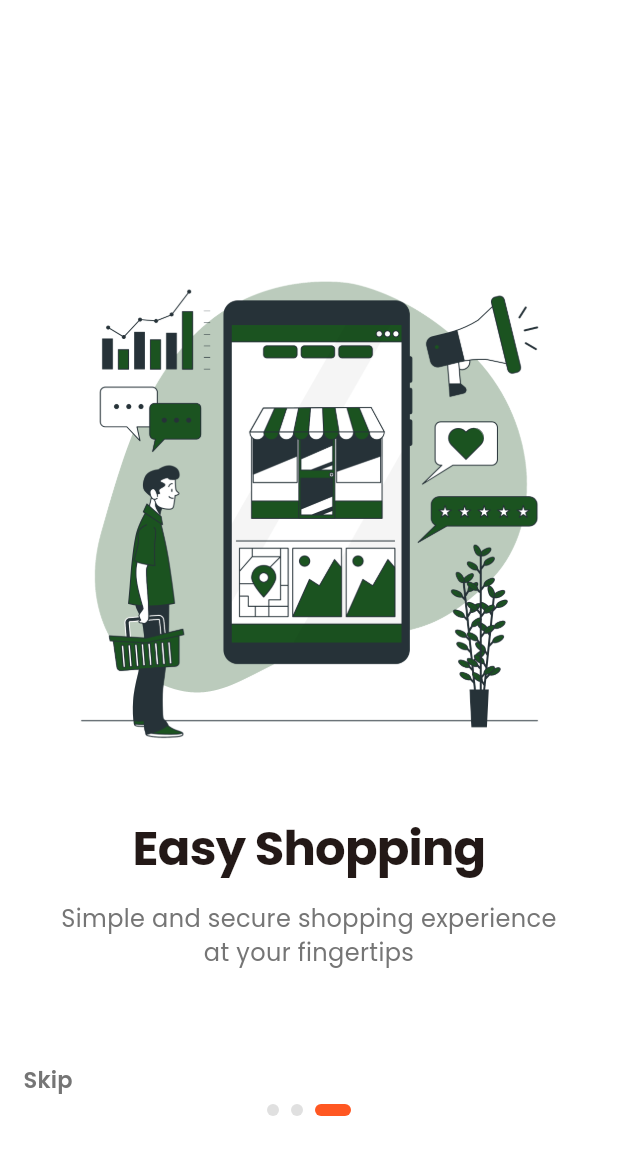
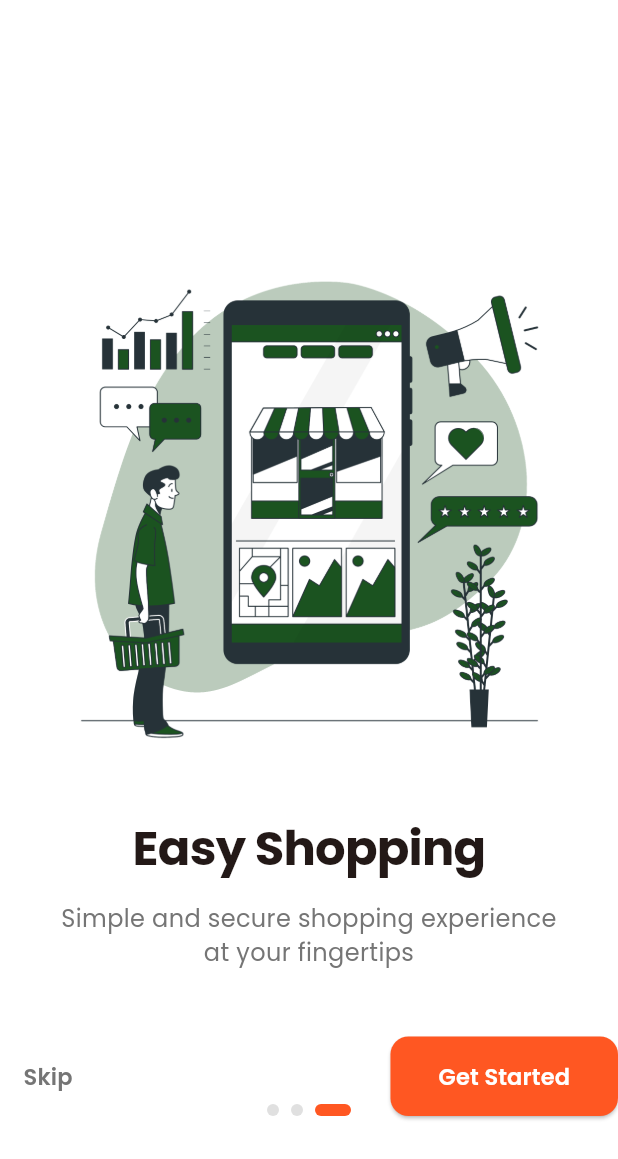
Before and after one commit to Rimi-03/e-commerce-application, a Flutter app: the screen it shows after launch, swiped to page 3, on a phone screen of 412 x 824 dp. Shown: the top 1159 px of the screen. Run offline on Flutter 3.47's test engine with Material 3 defaults, Android fonts, the phone set to English and light mode, and no system bars; our stand-ins replace get, get_storage, google_fonts.

Commit message:
Handle elevated button functions

```diff
--- a/lib/view/onboarding_screen.dart
+++ b/lib/view/onboarding_screen.dart
@@ -1,5 +1,8 @@
+import 'package:ecommerce_app/controllers/auth_controller.dart';
 import 'package:ecommerce_app/utils/app_textstyles.dart';
+import 'package:ecommerce_app/view/signin_screen.dart';
 import 'package:flutter/material.dart';
+import 'package:get/get.dart';
 
 class OnboardingScreen extends StatefulWidget {
   const OnboardingScreen({super.key});
@@ -30,6 +33,13 @@ class _OnboardingScreenState extends State<OnboardingScreen> {
       image: 'assets/images/intro2.png',
     ),
   ];
+
+  //handle get started button pressed
+  void _handleGetStarted() {
+    final AuthController authController = Get.find<AuthController>();
+    authController.setFirstTimeDone();
+    Get.off(() => const SigninScreen());
+  }
 
   @override
   Widget build(BuildContext context) {
@@ -109,12 +119,41 @@ class _OnboardingScreenState extends State<OnboardingScreen> {
               mainAxisAlignment: MainAxisAlignment.spaceBetween,
               children: [
                 TextButton(
-                  onPressed: () {},
+                  onPressed: () => _handleGetStarted(),
                   child: Text(
                     "Skip",
                     style: AppTextStyle.withColor(
                       AppTextStyle.buttonMedium,
                       isDark ? Colors.grey[400]! : Colors.grey[600]!,
+                    ),
+                  ),
+                ),
+                ElevatedButton(
+                  onPressed: () {
+                    if (_currentPage < _items.length - 1) {
+                      _pageController.nextPage(
+                        duration: Duration(milliseconds: 300),
+                        curve: Curves.easeInOut,
+                      );
+                    } else {
+                      _handleGetStarted();
+                    }
+                  },
+                  style: ElevatedButton.styleFrom(
+                    backgroundColor: Theme.of(context).primaryColor,
+                    padding: const EdgeInsets.symmetric(
+                      horizontal: 32,
+                      vertical: 16,
+                    ),
+                    shape: RoundedRectangleBorder(
+                      borderRadius: BorderRadius.circular(12),
+                    ),
+                  ),
+                  child: Text(
+                    _currentPage < _items.length - 1 ? 'Next' : 'Get Started',
+                    style: AppTextStyle.withColor(
+                      AppTextStyle.buttonMedium,
+                      Colors.white,
                     ),
                   ),
                 ),
```
